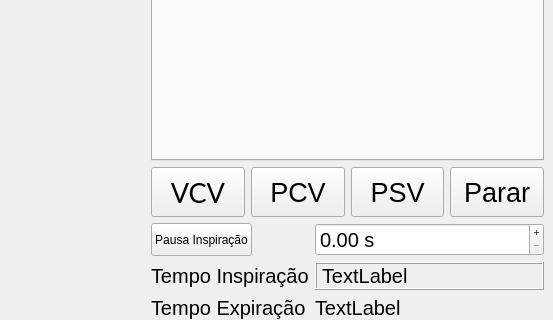
The window that ui/GUI_mainWindow.ui (gtorelly/software-ventilador) describes before a commit, drawn with Qt 5; both pictures show x 563 to 1116 and y 296 to 616 of the 1116 by 715 pixel window.
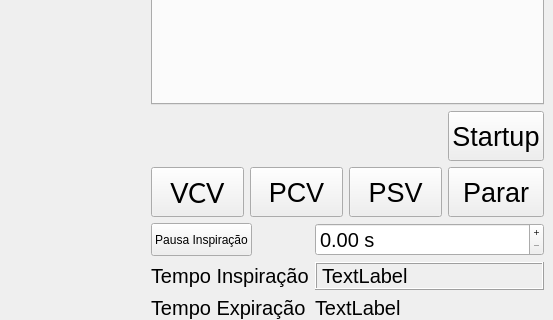
The same window after the commit. The open tabs and pages were chosen to show the change.

What changed in the file:
```diff
--- a/ui/GUI_mainWindow.ui
+++ b/ui/GUI_mainWindow.ui
@@ -1703,7 +1703,7 @@
         </item>
         <item>
          <layout class="QGridLayout" name="gridLayout_3">
-          <item row="0" column="3">
+          <item row="1" column="3">
            <widget class="QPushButton" name="mode_STOP_btn">
             <property name="sizePolicy">
              <sizepolicy hsizetype="Minimum" vsizetype="Minimum">
@@ -1733,7 +1733,37 @@
             </property>
            </widget>
           </item>
-          <item row="0" column="1">
+          <item row="1" column="2">
+           <widget class="QPushButton" name="mode_PSV_btn">
+            <property name="sizePolicy">
+             <sizepolicy hsizetype="Minimum" vsizetype="Minimum">
+              <horstretch>0</horstretch>
+              <verstretch>0</verstretch>
+             </sizepolicy>
+            </property>
+            <property name="minimumSize">
+             <size>
+              <width>90</width>
+              <height>50</height>
+             </size>
+            </property>
+            <property name="sizeIncrement">
+             <size>
+              <width>100</width>
+              <height>60</height>
+             </size>
+            </property>
+            <property name="font">
+             <font>
+              <pointsize>20</pointsize>
+             </font>
+            </property>
+            <property name="text">
+             <string>PSV</string>
+            </property>
+           </widget>
+          </item>
+          <item row="1" column="1">
            <widget class="QPushButton" name="mode_PCV_btn">
             <property name="sizePolicy">
              <sizepolicy hsizetype="Minimum" vsizetype="Minimum">
@@ -1763,7 +1793,7 @@
             </property>
            </widget>
           </item>
-          <item row="0" column="0">
+          <item row="1" column="0">
            <widget class="QPushButton" name="mode_VCV_btn">
             <property name="sizePolicy">
              <sizepolicy hsizetype="Minimum" vsizetype="Minimum">
@@ -1794,14 +1824,8 @@
             </property>
            </widget>
           </item>
-          <item row="0" column="2">
-           <widget class="QPushButton" name="mode_PSV_btn">
-            <property name="sizePolicy">
-             <sizepolicy hsizetype="Minimum" vsizetype="Minimum">
-              <horstretch>0</horstretch>
-              <verstretch>0</verstretch>
-             </sizepolicy>
-            </property>
+          <item row="0" column="3">
+           <widget class="QPushButton" name="pushButton">
             <property name="minimumSize">
              <size>
               <width>90</width>
@@ -1820,7 +1844,7 @@
              </font>
             </property>
             <property name="text">
-             <string>PSV</string>
+             <string>Startup</string>
             </property>
            </widget>
           </item>
```
Left out of the diff: 8 changed lines with no effect on the pictures.
